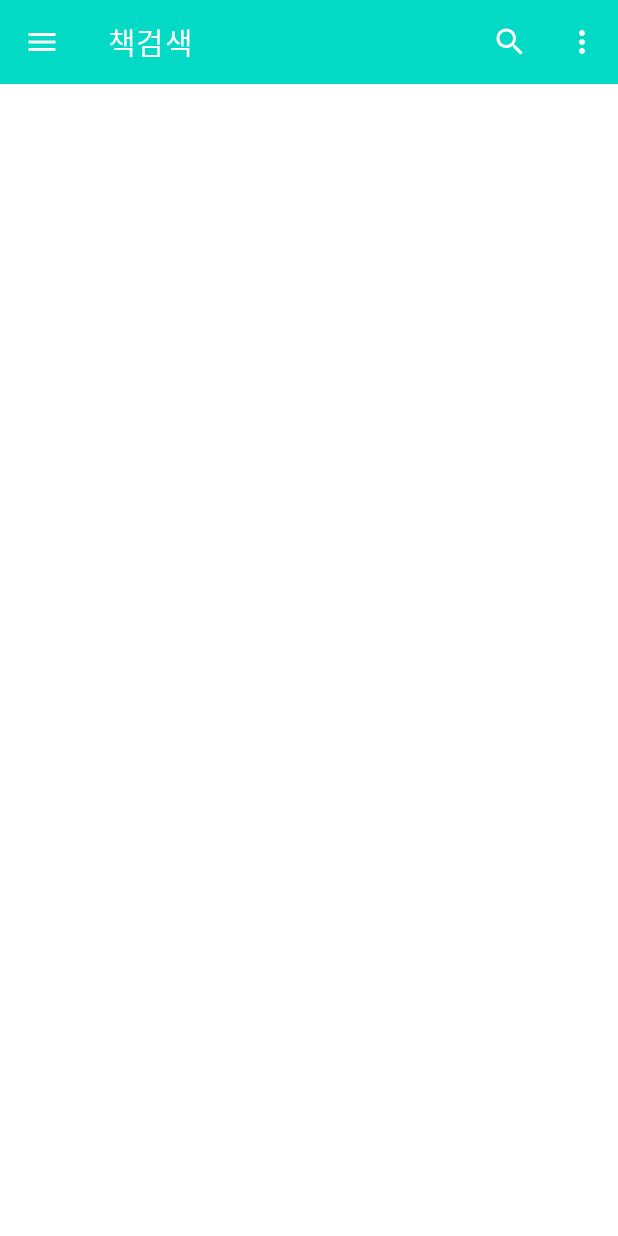
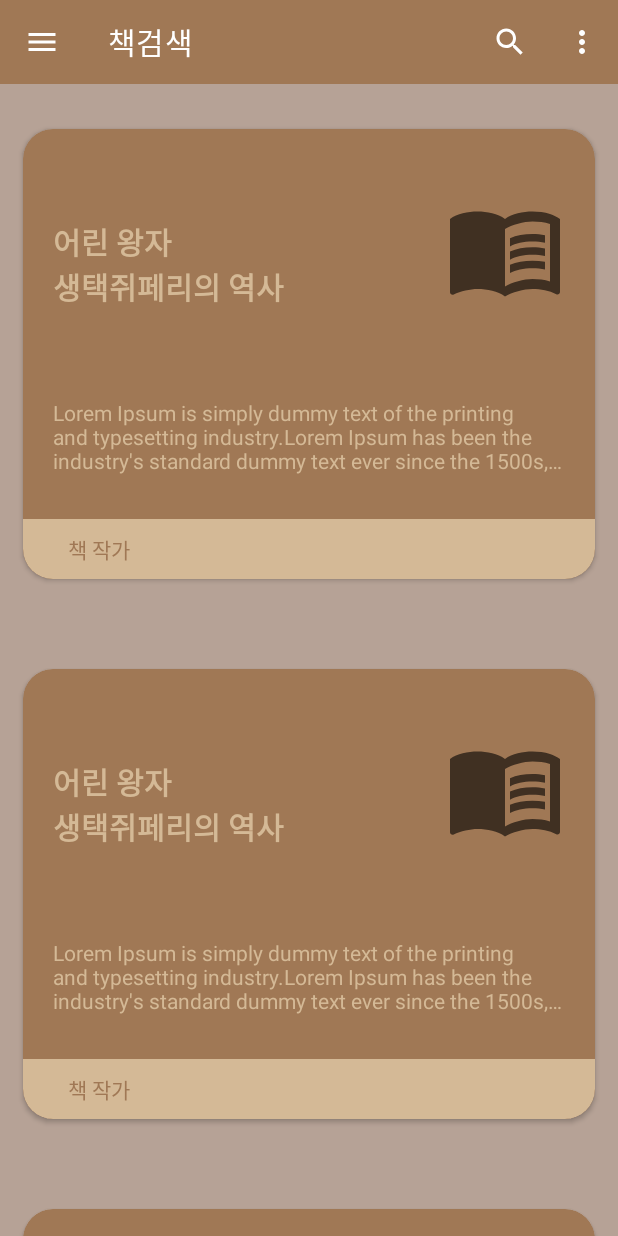
Before and after one commit to robot156/NaverSearchStudy, an Android app: the layout activity_book_result.xml on its own in the app's theme, with its tools: preview values and no code run, on a phone screen of 412 x 824 dp. Run offline under Robolectric (Android 15) with nearby library versions, the phone set to English and light mode, and no system bars; network calls fail.

Commit message:
layout item update

```diff
--- /dev/null
+++ b/app/src/main/res/drawable/corner_shape.xml
@@ -0,0 +1,8 @@
+<?xml version="1.0" encoding="UTF-8"?>
+<shape xmlns:android="http://schemas.android.com/apk/res/android">
+    <solid android:color="@color/color_book_text"/>
+
+
+    <corners android:bottomRightRadius="20dp" android:bottomLeftRadius="20dp"
+        android:topLeftRadius="0dp" android:topRightRadius="0dp"/>
+</shape>
--- a/app/src/main/res/layout/activity_book_result.xml
+++ b/app/src/main/res/layout/activity_book_result.xml
@@ -30,7 +30,9 @@
         android:id="@+id/my_book_recyclerview"
         android:layout_width="match_parent"
         android:layout_height="match_parent"
-        app:layout_behavior="com.google.android.material.appbar.AppBarLayout$ScrollingViewBehavior">
+        android:background="@color/color_list_bg"
+        app:layout_behavior="com.google.android.material.appbar.AppBarLayout$ScrollingViewBehavior"
+        tools:listitem="@layout/layout_book_search_item">
 
 
     </androidx.recyclerview.widget.RecyclerView>
--- /dev/null
+++ b/app/src/main/res/layout/layout_book_search_item.xml
@@ -0,0 +1,86 @@
+<?xml version="1.0" encoding="utf-8"?>
+<androidx.cardview.widget.CardView xmlns:android="http://schemas.android.com/apk/res/android"
+    xmlns:app="http://schemas.android.com/apk/res-auto"
+    android:layout_width="match_parent"
+    android:layout_height="wrap_content"
+    android:layout_marginHorizontal="15dp"
+    android:layout_marginVertical="30dp"
+    android:backgroundTint="@color/color_book_bg"
+    android:elevation="20dp"
+    app:cardCornerRadius="20dp">
+
+
+    <androidx.constraintlayout.widget.ConstraintLayout
+        android:layout_width="match_parent"
+        android:layout_height="300dp">
+
+        <TextView
+            android:id="@+id/book_name"
+            android:layout_width="0dp"
+            android:layout_height="wrap_content"
+            android:layout_marginLeft="20dp"
+            android:layout_marginRight="20dp"
+            android:ellipsize="end"
+            android:gravity="start"
+            android:maxHeight="80dp"
+            android:maxLines="2"
+            android:textStyle="bold"
+            android:minWidth="80dp"
+            android:text="어린 왕자\n생택쥐페리의 역사"
+            android:textColor="@color/color_book_text"
+            android:textSize="20dp"
+            app:layout_constraintBottom_toTopOf="@id/book_description"
+            app:layout_constraintEnd_toStartOf="@id/book_img"
+            app:layout_constraintStart_toStartOf="parent"
+            app:layout_constraintTop_toTopOf="parent" />
+
+        <TextView
+            android:id="@+id/book_description"
+            android:layout_width="match_parent"
+            android:layout_height="wrap_content"
+            android:layout_marginLeft="20dp"
+            android:layout_marginTop="20dp"
+            android:layout_marginRight="20dp"
+            android:layout_marginBottom="10dp"
+            android:ellipsize="end"
+            android:maxLines="3"
+            android:text="@string/book_story"
+            android:textColor="@color/color_book_text"
+            app:layout_constraintBottom_toTopOf="@id/book_author"
+            app:layout_constraintEnd_toEndOf="parent"
+            app:layout_constraintStart_toStartOf="parent"
+            app:layout_constraintTop_toBottomOf="@id/book_img" />
+
+        <ImageView
+            android:id="@+id/book_img"
+            android:layout_width="80dp"
+            android:layout_height="120dp"
+            android:layout_marginTop="20dp"
+            android:layout_marginEnd="20dp"
+            android:layout_marginRight="20dp"
+            android:src="@drawable/ic_baseline_menu_book_24"
+            app:layout_constraintEnd_toEndOf="parent"
+            app:layout_constraintTop_toTopOf="parent" />
+
+
+        <TextView
+            android:id="@+id/book_author"
+            android:layout_width="0dp"
+            android:layout_height="40dp"
+            android:background="@drawable/corner_shape"
+            android:ellipsize="end"
+            android:gravity="center_vertical|left"
+            android:maxLength="20"
+            android:maxLines="1"
+            android:paddingLeft="30dp"
+            android:text="책 작가"
+            android:textColor="@color/color_book_bg"
+            app:layout_constraintBottom_toBottomOf="parent"
+            app:layout_constraintEnd_toEndOf="parent"
+            app:layout_constraintStart_toStartOf="parent" />
+
+
+    </androidx.constraintlayout.widget.ConstraintLayout>
+
+
+</androidx.cardview.widget.CardView>
--- a/app/src/main/res/values/colors.xml
+++ b/app/src/main/res/values/colors.xml
@@ -12,5 +12,7 @@
     <color name="colorGray">#787878</color>
     <color name="colorPink">#EC407A</color>
     <color name="colorLightPink">#FFB3B3</color>
-
+    <color name="color_list_bg">#B6A296</color>
+    <color name="color_book_bg">#A07855</color>
+    <color name="color_book_text">#D4B996</color>
 </resources>
--- a/app/src/main/res/values/strings.xml
+++ b/app/src/main/res/values/strings.xml
@@ -1,3 +1,5 @@
+<?xml version="1.0" encoding="utf-8"?>
 <resources>
     <string name="app_name">NaverSearchStudy</string>
+    <string name="book_story">"Lorem Ipsum is simply dummy text of the printing and typesetting industry.Lorem Ipsum has been the industry's standard dummy text ever since the 1500s, when an unknown printer took a galley of type and scrambled it to make a type specimen book."</string>
 </resources>
--- a/app/src/main/res/values/themes.xml
+++ b/app/src/main/res/values/themes.xml
@@ -2,8 +2,8 @@
     <!-- Base application theme. -->
     <style name="Theme.NaverSearchStudy" parent="Theme.MaterialComponents.DayNight.NoActionBar">
         <!-- Primary brand color. -->
-        <item name="colorPrimary">@color/teal_200</item>
-        <item name="colorPrimaryVariant">@color/colorLightGray</item>
+        <item name="colorPrimary">@color/color_book_bg</item>
+        <item name="colorPrimaryVariant">@color/color_book_text</item>
         <item name="colorOnPrimary">#FFF</item>
         <!-- Secondary brand color. -->
         <item name="colorSecondary">@color/teal_200</item>
```
Also changed, not shown: app/src/main/java/com/poly/test/naversearchstudy/recyclerview/BookRecyclerViewAdapter.kt (+7 -5 lines), app/src/main/java/com/poly/test/naversearchstudy/retrofit/RetrofitManager.kt (+5 -4 lines), app/src/main/res/layout/layout_book_item.xml (deleted, +0 -64 lines).
